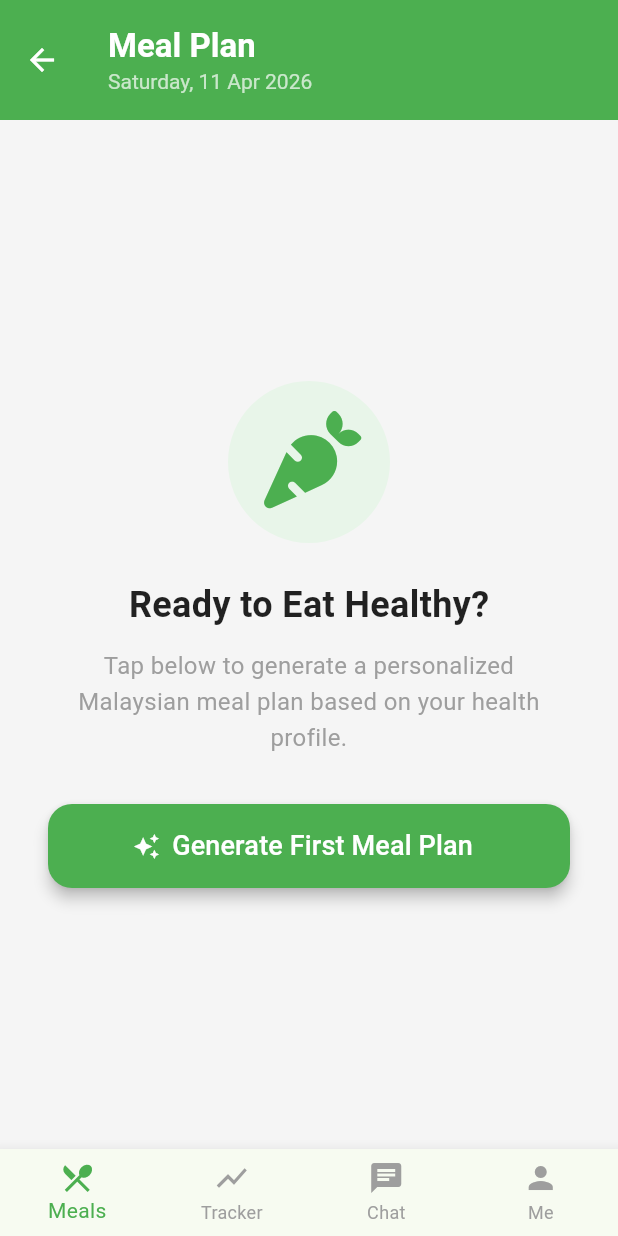
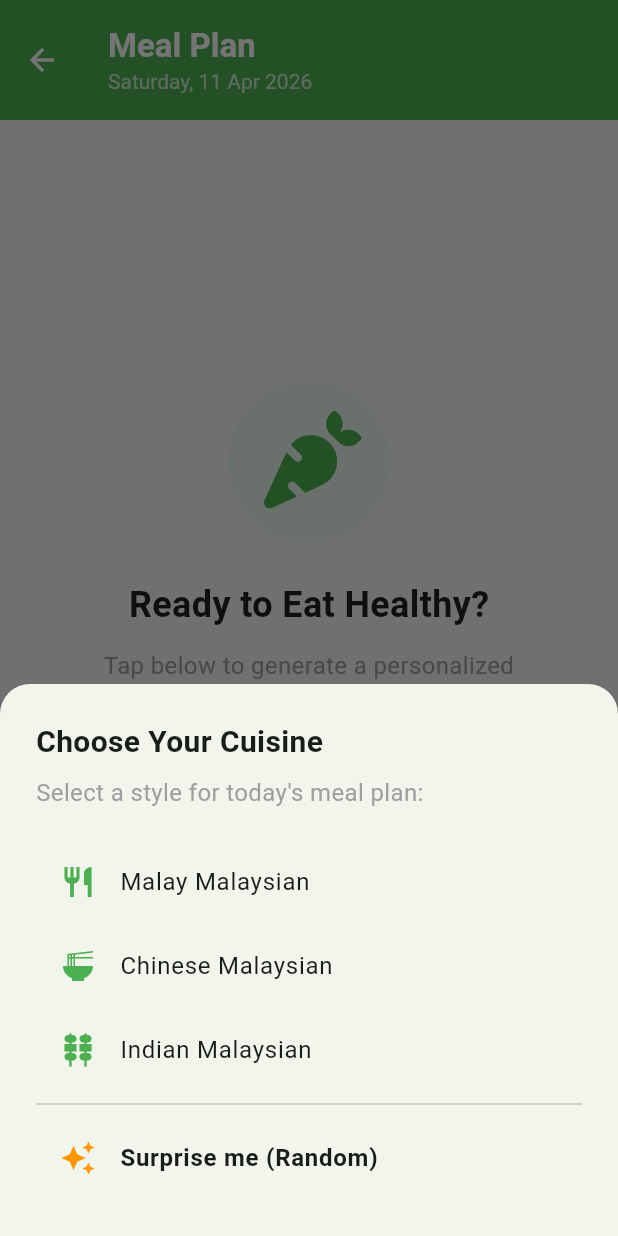
Before and after one commit to Nitezio/Smart_Diet_Assistant_for_SWE3001-1, a Flutter app: the HomeScreen screen opened by its route, after a tap on "Generate First Meal Plan", on a phone screen of 412 x 824 dp. Run offline on Flutter 3.47's test engine with Material 3 defaults, Android fonts, the phone set to English and light mode, and no system bars; our stand-ins replace flutter_dotenv, font_awesome_flutter, google_generative_ai, shared_preferences; accounts and stored records are empty.

Commit message:
feat: implement cuisine selection dialog and localized AI meal generation

```diff
--- a/lib/providers/app_state.dart
+++ b/lib/providers/app_state.dart
@@ -127,13 +127,13 @@ class AppState with ChangeNotifier {
     notifyListeners();
   }
 
-  Future<void> getDietPlan() async {
+  Future<void> getDietPlan({String? cuisineType}) async {
     if (_user == null) return;
     _isLoading = true;
     notifyListeners();
 
-    // AI Context Sync: Passing Food Database to AI
-    _currentMealPlan = await _aiService.generateMealPlan(_user!, _foodDatabase);
+    // AI Context Sync: Passing Food Database and Cuisine Type to AI
+    _currentMealPlan = await _aiService.generateMealPlan(_user!, _foodDatabase, cuisineType: cuisineType);
 
     _isLoading = false;
 
--- a/lib/screens/home_screen.dart
+++ b/lib/screens/home_screen.dart
@@ -60,6 +60,49 @@ class _HomeScreenState extends State<HomeScreen> {
 class MealPlanTab extends StatelessWidget {
   const MealPlanTab({super.key});
 
+  void _showCuisinePicker(BuildContext context, AppState state) {
+    showModalBottomSheet(
+      context: context,
+      shape: const RoundedRectangleBorder(
+        borderRadius: BorderRadius.vertical(top: Radius.circular(20)),
+      ),
+      builder: (context) {
+        return Container(
+          padding: const EdgeInsets.all(24),
+          child: Column(
+            mainAxisSize: MainAxisSize.min,
+            crossAxisAlignment: CrossAxisAlignment.start,
+            children: [
+              const Text(
+                "Choose Your Cuisine",
+                style: TextStyle(fontSize: 20, fontWeight: FontWeight.bold),
+              ),
+              const SizedBox(height: 8),
+              const Text("Select a style for today's meal plan:", style: TextStyle(color: Colors.grey)),
+              const SizedBox(height: 20),
+              _cuisineOption(context, state, "Malay Malaysian", Icons.restaurant),
+              _cuisineOption(context, state, "Chinese Malaysian", Icons.ramen_dining),
+              _cuisineOption(context, state, "Indian Malaysian", Icons.kebab_dining),
+              const Divider(),
+              _cuisineOption(context, state, "Surprise me (Random)", Icons.auto_awesome, isSpecial: true),
+            ],
+          ),
+        );
+      },
+    );
+  }
+
+  Widget _cuisineOption(BuildContext context, AppState state, String title, IconData icon, {bool isSpecial = false}) {
+    return ListTile(
+      leading: Icon(icon, color: isSpecial ? Colors.orange : Colors.green),
+      title: Text(title, style: TextStyle(fontWeight: isSpecial ? FontWeight.bold : FontWeight.normal)),
+      onTap: () {
+        Navigator.pop(context);
+        state.getDietPlan(cuisineType: title);
+      },
+    );
+  }
+
   @override
   Widget build(BuildContext context) {
     final state = Provider.of<AppState>(context);
@@ -87,7 +130,7 @@ class MealPlanTab extends StatelessWidget {
               child: SizedBox(
                 height: 40,
                 child: FilledButton.icon(
-                  onPressed: () => state.getDietPlan(),
+                  onPressed: () => _showCuisinePicker(context, state),
                   style: FilledButton.styleFrom(backgroundColor: Colors.white, foregroundColor: Colors.green, elevation: 2),
                   icon: const Icon(Icons.shuffle, size: 18),
                   label: const Text("Change Menu"),
@@ -150,7 +193,7 @@ class MealPlanTab extends StatelessWidget {
                         elevation: 4,
                         shape: RoundedRectangleBorder(borderRadius: BorderRadius.circular(16)),
                       ),
-                      onPressed: () => state.getDietPlan(),
+                      onPressed: () => _showCuisinePicker(context, state),
                     ),
                   ),
                 ],
--- a/lib/services/gemini_service.dart
+++ b/lib/services/gemini_service.dart
@@ -26,12 +26,19 @@ class GeminiService {
   }
 
   /// Generates a meal plan based on user profile and local food database constraints.
-  Future<String> generateMealPlan(UserProfile profile, List<FoodItem> foodDb) async {
+  Future<String> generateMealPlan(UserProfile profile, List<FoodItem> foodDb, {String? cuisineType}) async {
     final randomTheme = _culinaryThemes[Random().nextInt(_culinaryThemes.length)];
 
     // AI Context Sync: Formatting Food Database items for the prompt
     final safeFoods = foodDb.where((f) => !f.isWarning).map((f) => f.name).join(', ');
     final warningFoods = foodDb.where((f) => f.isWarning).map((f) => "${f.name} (${f.details})").join(', ');
+
+    String cuisineInstruction = "";
+    if (cuisineType != null && cuisineType != "Surprise me (Random)") {
+      cuisineInstruction = "STRICTLY focus on $cuisineType Malaysian Cuisine for all meals.";
+    } else {
+      cuisineInstruction = "Use a mix of Malay, Chinese, and Indian Malaysian cuisines.";
+    }
 
     final prompt = """
     Act as a professional medical nutritionist for an elderly person in Malaysia.
@@ -41,10 +48,11 @@ class GeminiService {
     - Highly Recommended (Safe): $safeFoods.
     - Strictly Avoid/Limit: $warningFoods.
 
-    Generate a FRESH 1-Day Meal Plan using LOCAL MALAYSIAN DISHES.
+    GENERATE A FRESH 1-DAY MEAL PLAN.
+    CUISINE REQUIREMENT: $cuisineInstruction
 
     VARIATION INSTRUCTION: $randomTheme
-    (Do not repeat generic meals. Offer variety so the user does not get bored).
+    (IMPORTANT: Do not repeat generic meals from previous sessions. Ensure the specific dishes are unique and varied even if the cuisine type is the same as before).
 
     STRICT OUTPUT FORMAT (Plain text, no markdown):
     Breakfast: [Local Dish Name] - [Brief Ingredients] (Approx. [Calories] kcal)
```
Also changed, not shown: 1 other file.
